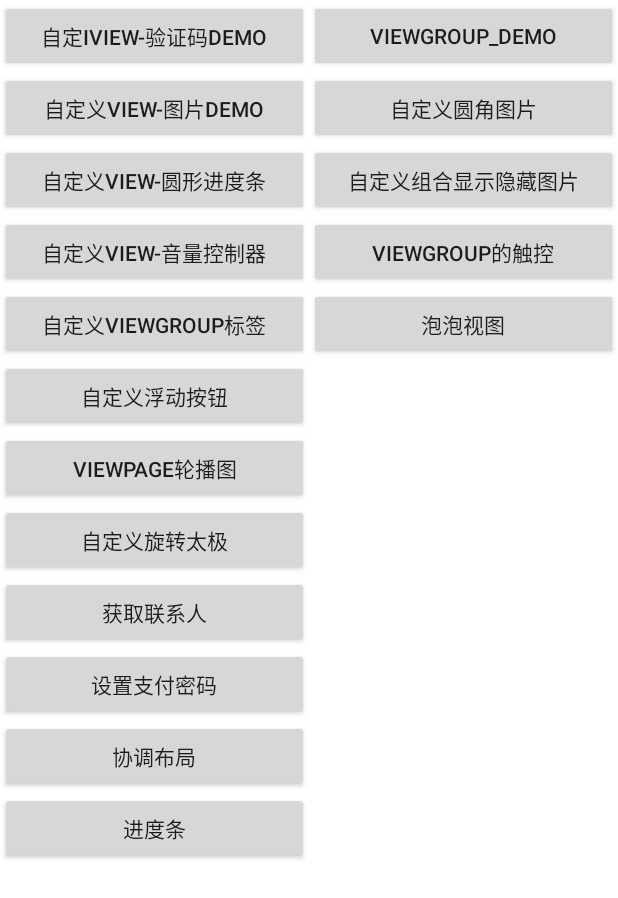
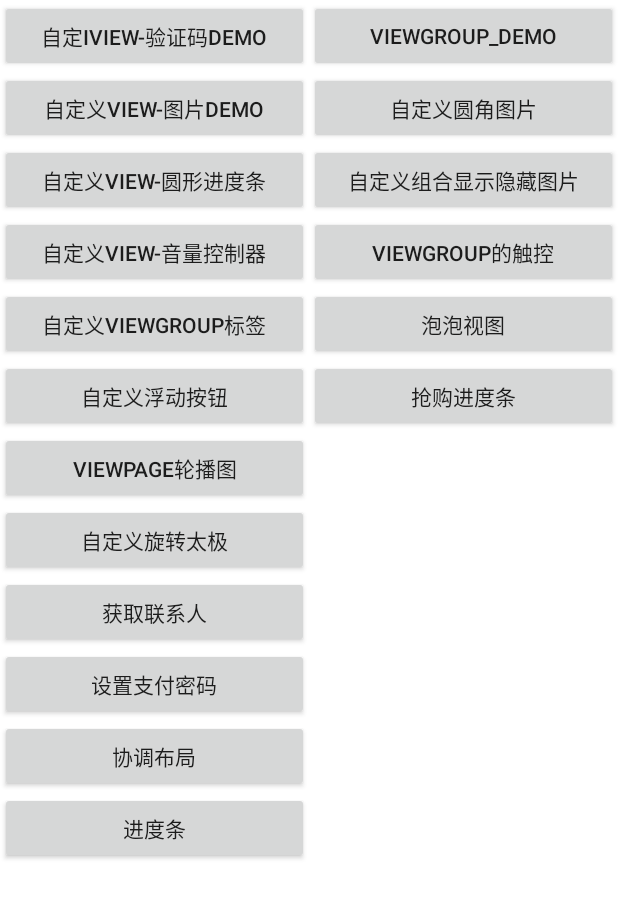
Before and after one commit to LiuLei0571/customView, an Android app: the screen it shows after launch (MainActivity), on a phone screen of 412 x 824 dp. Shown: the top 898 px of the screen. Run offline under Robolectric (Android 15) with nearby library versions, the phone set to English and light mode, and no system bars.

Commit message:
新建团购加载条

```diff
--- a/app/src/main/AndroidManifest.xml
+++ b/app/src/main/AndroidManifest.xml
@@ -61,6 +61,7 @@
         <activity android:name="com.example.john.activity.TextWithImageActivity" />
         <activity android:name="com.example.john.activity.TouchSubActivity" />
         <activity android:name="com.example.john.activity.BubbleActivity"/>
+        <activity android:name="com.example.john.activity.GroupPurchaseActivity"/>
     </application>
 
 </manifest>
--- a/app/src/main/java/com/example/john/activity/MainActivity.java
+++ b/app/src/main/java/com/example/john/activity/MainActivity.java
@@ -160,5 +160,11 @@ public class MainActivity extends Activity {
 
             }
         });
+        findViewById(R.id.btn_loading).setOnClickListener(new View.OnClickListener() {
+            @Override
+            public void onClick(View v) {
+                startActivity(new Intent(MainActivity.this,GroupPurchaseActivity.class));
+            }
+        });
     }
 }
--- a/app/src/main/res/layout/activity_main.xml
+++ b/app/src/main/res/layout/activity_main.xml
@@ -1,10 +1,10 @@
 <?xml version="1.0" encoding="utf-8"?>
 <ScrollView xmlns:android="http://schemas.android.com/apk/res/android"
-    xmlns:tools="http://schemas.android.com/tools"
-    android:layout_width="match_parent"
-    android:layout_height="match_parent"
-    android:background="#ffff"
-    android:orientation="vertical">
+            xmlns:tools="http://schemas.android.com/tools"
+            android:layout_width="match_parent"
+            android:layout_height="match_parent"
+            android:background="#ffff"
+            android:orientation="vertical">
 
     <LinearLayout
         android:layout_width="match_parent"
@@ -21,73 +21,73 @@
                 android:id="@+id/btn_verification"
                 android:layout_width="match_parent"
                 android:layout_height="wrap_content"
-                android:text="自定iview-验证码Demo" />
+                android:text="自定iview-验证码Demo"/>
 
             <Button
                 android:id="@+id/btn_image"
                 android:layout_width="match_parent"
                 android:layout_height="wrap_content"
-                android:text="自定义view-图片Demo" />
+                android:text="自定义view-图片Demo"/>
 
             <Button
                 android:id="@+id/btn_ring"
                 android:layout_width="match_parent"
                 android:layout_height="wrap_content"
-                android:text="自定义view-圆形进度条" />
+                android:text="自定义view-圆形进度条"/>
 
             <Button
                 android:id="@+id/btn_sound"
                 android:layout_width="match_parent"
                 android:layout_height="wrap_content"
-                android:text="自定义view-音量控制器" />
+                android:text="自定义view-音量控制器"/>
 
             <Button
                 android:id="@+id/btn_view_tag"
                 android:layout_width="match_parent"
                 android:layout_height="wrap_content"
-                android:text="自定义viewGroup标签" />
+                android:text="自定义viewGroup标签"/>
 
             <Button
                 android:id="@+id/btn_view_pop"
                 android:layout_width="match_parent"
                 android:layout_height="wrap_content"
-                android:text="自定义浮动按钮" />
+                android:text="自定义浮动按钮"/>
 
             <Button
                 android:id="@+id/btn_view_swipeList"
                 android:layout_width="match_parent"
                 android:layout_height="wrap_content"
-                android:text="viewpage轮播图" />
+                android:text="viewpage轮播图"/>
 
             <Button
                 android:id="@+id/taiji"
                 android:layout_width="match_parent"
                 android:layout_height="wrap_content"
-                android:text="自定义旋转太极" />
+                android:text="自定义旋转太极"/>
 
             <Button
                 android:id="@+id/contacts"
                 android:layout_width="match_parent"
                 android:layout_height="wrap_content"
-                android:text="获取联系人" />
+                android:text="获取联系人"/>
 
             <Button
                 android:id="@+id/paypassword"
                 android:layout_width="match_parent"
                 android:layout_height="wrap_content"
-                android:text="设置支付密码" />
+                android:text="设置支付密码"/>
 
             <Button
                 android:id="@+id/coordinatorLayout"
                 android:layout_width="match_parent"
                 android:layout_height="wrap_content"
-                android:text="协调布局" />
+                android:text="协调布局"/>
 
             <Button
                 android:id="@+id/progressLayout"
                 android:layout_width="match_parent"
                 android:layout_height="wrap_content"
-                android:text="进度条" />
+                android:text="进度条"/>
 
 
         </LinearLayout>
@@ -102,29 +102,37 @@
                 android:id="@+id/viewgroup"
                 android:layout_width="match_parent"
                 android:layout_height="wrap_content"
-                android:text="ViewGroup_Demo" />
+                android:text="ViewGroup_Demo"/>
 
             <Button
                 android:id="@+id/view_round"
                 android:layout_width="match_parent"
                 android:layout_height="wrap_content"
-                android:text="自定义圆角图片" />
+                android:text="自定义圆角图片"/>
 
             <Button
                 android:id="@+id/btn_text_image"
                 android:layout_width="match_parent"
                 android:layout_height="wrap_content"
-                android:text="自定义组合显示隐藏图片" />
+                android:text="自定义组合显示隐藏图片"/>
+
             <Button
                 android:id="@+id/btn_touch_demo"
                 android:layout_width="match_parent"
                 android:layout_height="wrap_content"
-                android:text="viewgroup的触控" />
+                android:text="viewgroup的触控"/>
+
             <Button
                 android:id="@+id/btn_bubble"
                 android:layout_width="match_parent"
                 android:layout_height="wrap_content"
-                android:text="泡泡视图" />
+                android:text="泡泡视图"/>
+
+            <Button
+                android:id="@+id/btn_loading"
+                android:layout_width="match_parent"
+                android:layout_height="wrap_content"
+                android:text="抢购进度条"/>
         </LinearLayout>
     </LinearLayout>
 </ScrollView>
```
Also changed, not shown: app/src/main/java/com/example/john/activity/GroupPurchaseActivity.java (added, +19 -0 lines), app/src/main/java/com/example/join/util/GroupPurchaseView.java (added, +30 -0 lines), 1 other file.
